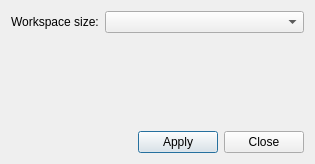
The window that settingsdlg.ui (m-garanin/zgui-qt) describes before a commit, drawn with Qt 5.
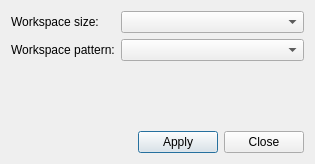
The same window after the commit.

Commit message: refactor add video\audio; background pattern

Patch:
```diff
--- a/settingsdlg.ui
+++ b/settingsdlg.ui
@@ -70,6 +70,16 @@
        </property>
       </widget>
      </item>
+     <item row="1" column="0">
+      <widget class="QLabel" name="workspacePatternLabel">
+       <property name="text">
+        <string>Workspace pattern:</string>
+       </property>
+      </widget>
+     </item>
+     <item row="1" column="1">
+      <widget class="QComboBox" name="workspacePatternComboBox"/>
+     </item>
     </layout>
    </item>
   </layout>
```
The commit also changes 14 other files.
